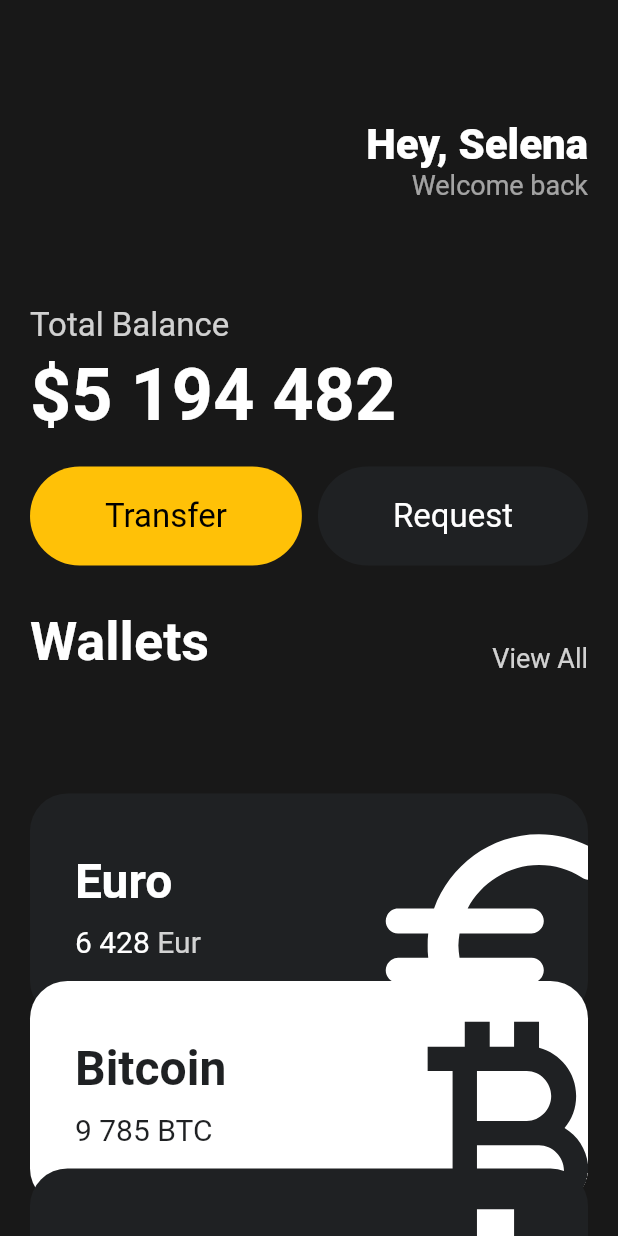
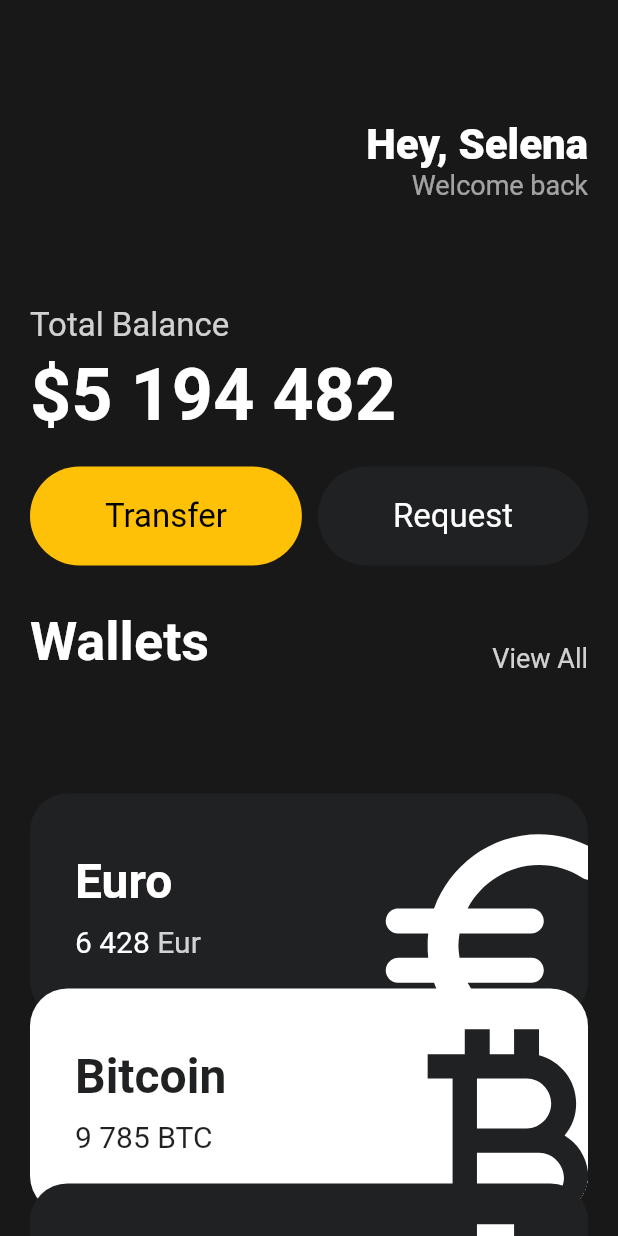
Before and after one commit to tacowasabii/Flutter-UI, a Flutter app: the screen it shows after launch, on a phone screen of 412 x 824 dp. Run offline on Flutter 3.47's test engine with Material 2 defaults, Android fonts, the phone set to English and light mode, and no system bars.

Commit message:
Transform offset 기능 추가

```diff
--- a/lib/main.dart
+++ b/lib/main.dart
@@ -118,28 +118,25 @@ class MyApp extends StatelessWidget {
                   name: 'Euro',
                   code: 'Eur',
                   amount: '6 428',
+                  offsetY: 0,
                   icon: Icons.euro_rounded,
                   isInverted: false,
                 ),
-                Transform.translate(
-                  offset: const Offset(0, -25),
-                  child: const CurrencyCard(
+                const CurrencyCard(
                     name: 'Bitcoin',
                     code: 'BTC',
                     amount: '9 785',
+                    offsetY: -20,
                     icon: Icons.currency_bitcoin,
                     isInverted: true),
-                ),
-                Transform.translate(
-                  offset: const Offset(0, -50),
-                  child: const CurrencyCard(
+                const CurrencyCard(
                   name: 'Dollar',
                   code: 'USD',
                   amount: '428',
+                  offsetY: -40,
                   icon: Icons.attach_money_outlined,
                   isInverted: false,
                 ),
-                )
               ],
             ),
           ),
--- a/lib/widgets/currency_card.dart
+++ b/lib/widgets/currency_card.dart
@@ -2,6 +2,7 @@ import 'package:flutter/material.dart';
 
 class CurrencyCard extends StatelessWidget {
   final String name, code, amount;
+  final double offsetY;
   final IconData icon;
   final bool isInverted;
 
@@ -12,6 +13,7 @@ class CurrencyCard extends StatelessWidget {
     required this.name,
     required this.code,
     required this.amount,
+    required this.offsetY,
     required this.icon,
     required this.isInverted,
   });
@@ -19,7 +21,9 @@ class CurrencyCard extends StatelessWidget {
   @override
   Widget build(BuildContext context) {
     // 지갑 박스
-    return Container(
+    return Transform.translate(
+      offset: Offset(0, offsetY),
+      child: Container(
         clipBehavior: Clip.hardEdge, //박스에서 넘어가는 부분은 다 자름
         decoration: BoxDecoration(
           color: isInverted ? Colors.white : _blackColor,
@@ -85,6 +89,7 @@ class CurrencyCard extends StatelessWidget {
             ],
           ),
         ),
+      ),
     );
   }
 }
```
Lines whose indentation alone changed are shown as unchanged.
